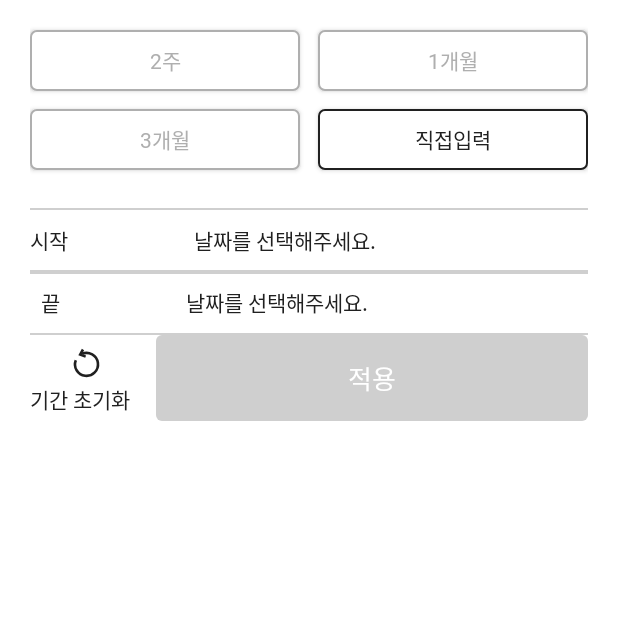
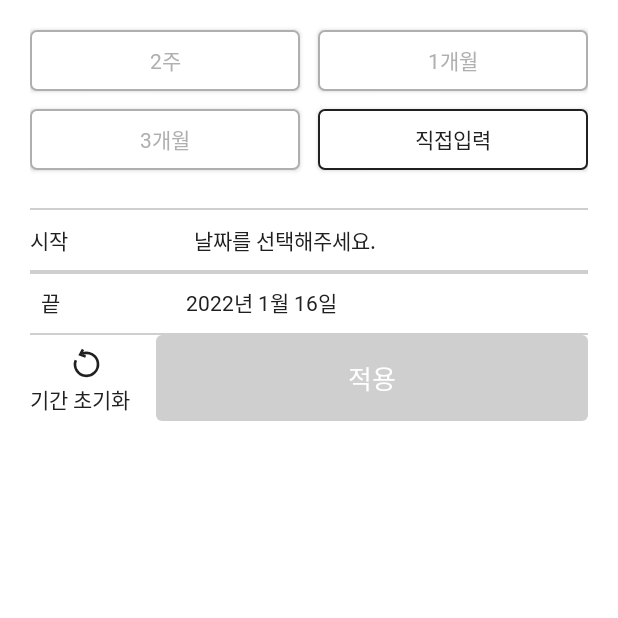
Before and after one commit to Team-Beforeget/Beforeget-Android, an Android app: the fragment FilterTermFragment shown on its own in the app's theme, on a phone screen of 412 x 824 dp, the top half of it. Run offline under Robolectric (Android 15) with nearby library versions, the phone set to English and light mode, and no system bars; our stand-ins replace data binding.

Commit message:
[Feat] 최대날짜 오늘로 제한

```diff
--- a/app/src/main/java/before/forget/feature/filter/FilterTermFragment.kt
+++ b/app/src/main/java/before/forget/feature/filter/FilterTermFragment.kt
@@ -1,6 +1,7 @@
 package before.forget.feature.filter
 
 import android.os.Bundle
+import android.util.Log
 import android.view.LayoutInflater
 import android.view.View
 import android.view.ViewGroup
@@ -10,6 +11,8 @@ import before.forget.R
 import before.forget.databinding.FragmentFilterTermBinding
 import okhttp3.Interceptor.Companion.invoke
 import java.time.LocalDate
+import java.time.LocalDateTime
+import java.time.temporal.TemporalField
 
 class FilterTermFragment : Fragment() {
     private lateinit var binding: FragmentFilterTermBinding
@@ -21,15 +24,7 @@ class FilterTermFragment : Fragment() {
         savedInstanceState: Bundle?
     ): View? {
         binding = DataBindingUtil.inflate(inflater, R.layout.fragment_filter_term, container, false)
-        binding.apply {
-            btnApplyTermFilter.isEnabled = false
-            tvSelectStartDateFilter.text = "날짜를 선택해주세요."
-            tvSelectEndDateFilter.text = "날짜를 선택해주세요."
-            dpDatepikerEndFilter.visibility = View.GONE
-            dpDatepikerStartFilter.visibility = View.GONE
-            btnDirectInput.isSelected = true
-            // 끝날짜 오늘날짜로 설정하기
-        }
+        initDate()
         binding.tvSelectStartDateFilter.setOnClickListener {
             showStartDatePicker()
         }
@@ -38,7 +33,8 @@ class FilterTermFragment : Fragment() {
             showEndDatePicker()
         }
         activateBtnApplyFilterTerm()
-        focusedDatePicker()
+        focusedEndDatePicker()
+        focusedStartDatePicker()
         refreshTermFilter()
         clickBtnTermEvent()
         return binding.root
@@ -58,8 +54,6 @@ class FilterTermFragment : Fragment() {
                 if (btnMonth.isSelected) {
                     termButtonClickListener?.invoke(btnMonth.text.toString())
                 }
-                // 끝날짜는 오늘날짜, 시작날날짜는 끝날짜에서 한달빼기
-                // 끝날짜를 자유자재로 선택시 시작날짜도 그에 따라 바뀜
             }
             btnThreeMonth.setOnClickListener {
                 btnThreeMonth.isSelected = !btnThreeMonth.isSelected
@@ -128,26 +122,49 @@ class FilterTermFragment : Fragment() {
         val dateNow = LocalDate.now()
     }
 
-    private fun focusedDatePicker() {
-        binding.dpDatepikerEndFilter.init(
-            LocalDate.now().year,
-            LocalDate.now().monthValue,
-            LocalDate.now().dayOfMonth
-        ) { _, year, month, day ->
-            setEndDate(year.toString(), "${month + 1}", day.toString())
+    private fun focusedStartDatePicker() {
+        binding.dpDatepikerStartFilter.setOnDateChangedListener { _, year, month, day ->
+
+            setStartDate(year.toString(), "${month + 1}", day.toString())
+
+            if (binding.btnMonth.isSelected) {
+                if (month == 12) {
+                    setEndDate("${year + 1}", "1", day.toString())
+                } else {
+                    setEndDate(year.toString(), "${month + 2}", day.toString())
+                }
+            }
+
+            if (binding.btnTwoWeek.isSelected) {
+                if (day >= 18) {
+                    setEndDate(year.toString(), "${month + 2}", "${day + 14 - 30}")
+                    if (month == 11) {
+                        setEndDate("${year + 1}", "1", "${day + 14 - 30}")
+                    }
+                } else if (month == 11) {
+                    setEndDate("${year + 1}", "1", "${day + 14}")
+                } else {
+                    setEndDate(year.toString(), "${month + 1}", "${day + 14}")
+                }
+            }
+            if (binding.btnThreeMonth.isSelected) {
+                if (month >= 9) {
+                    setEndDate("${year + 1}", "${month + 3 - 10}", day.toString())
+                } else {
+                    setEndDate(year.toString(), "${month + 4}", day.toString())
+                }
+            }
             checkDateData()
             activateBtnApplyFilterTerm()
         }
-        binding.dpDatepikerStartFilter.setOnDateChangedListener { _, year, month, day ->
+    }
 
-            setStartDate(year.toString(), "${month + 1}", day.toString())
-            checkDateData()
-            activateBtnApplyFilterTerm()
-        }
+    private fun focusedEndDatePicker() {
         binding.dpDatepikerEndFilter.setOnDateChangedListener { _, year, month, day ->
             setEndDate(year.toString(), "${month + 1}", day.toString())
 
             if (binding.btnMonth.isSelected) {
+                Log.d("focusedEndDatePicker", "month")
                 if (month == 0) {
                     setStartDate("${year - 1}", "12", day.toString())
                 } else {
@@ -156,6 +173,7 @@ class FilterTermFragment : Fragment() {
             }
 
             if (binding.btnThreeMonth.isSelected) {
+                Log.d("focusedEndDatePicker", "threemonth")
                 if (month <= 3) {
                     setStartDate("${year - 1}", "${month - 2 + 12}", day.toString())
                 } else {
@@ -163,6 +181,7 @@ class FilterTermFragment : Fragment() {
                 }
             }
             if (binding.btnTwoWeek.isSelected) {
+                Log.d("focusedEndDatePicker", "twoweek")
                 if (day <= 14) {
                     if (month == 0) {
                         setStartDate("${year - 1}", "12", "${day - 14 + 31}")
@@ -190,11 +209,25 @@ class FilterTermFragment : Fragment() {
         binding.tvSelectEndDateFilter.text != "날짜를 선택해주세요." && binding.tvSelectStartDateFilter.text != "날짜를 선택해주세요."
 
     private fun setStartDate(year: String, month: String, day: String) {
+        Log.d("setStartDate", "왜 실행이 갑자기 안되니 ㅜ")
         binding.tvSelectStartDateFilter.text =
             year + "년" + " " + month + "월" + " " + day + "일"
     }
+
     private fun setEndDate(year: String, month: String, day: String) {
         binding.tvSelectEndDateFilter.text =
             year + "년" + " " + month + "월" + " " + day + "일"
     }
+    private fun initDate() {
+        binding.apply {
+            btnApplyTermFilter.isEnabled = false
+            dpDatepikerEndFilter.maxDate = System.currentTimeMillis()
+            val dateNow = LocalDate.now()
+            setEndDate(dateNow.year.toString(), dateNow.monthValue.toString(), dateNow.dayOfMonth.toString())
+            tvSelectStartDateFilter.text = "날짜를 선택해주세요."
+            dpDatepikerEndFilter.visibility = View.GONE
+            dpDatepikerStartFilter.visibility = View.GONE
+            btnDirectInput.isSelected = true
+        }
+    }
 }
```
